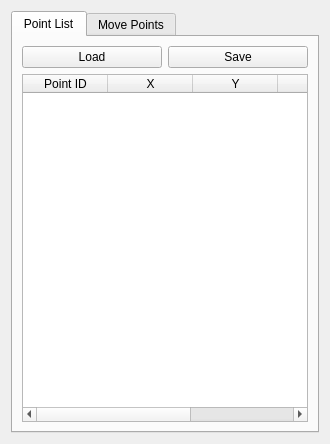
The window that rtUI/rt3DPointBuffer.ui (pengwg/vurtigo) describes before a commit, drawn with Qt 5.
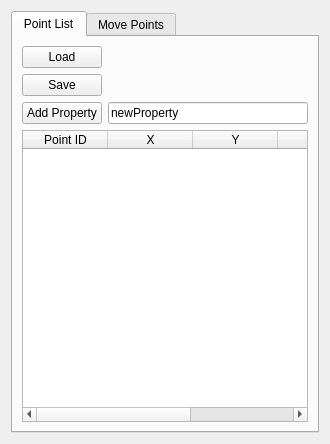
The same window after the commit.

Commit message:
Added ability to add new tags to the 3d point buffer list. BugID:725 Analysis: The user needs to be able to add custom properties/tags to the 3d point buffer list.
Resolution:
Added a button and a line edit to the 3d point buffer GUI that will add a column to the point buffer.
The user can edit values in this column to add the property value for each point. The name is the column is what the user enters in the line edit. Duplicate names for column headers are
not accepted.

Reviewed by:

```diff
--- a/rtUI/rt3DPointBuffer.ui
+++ b/rtUI/rt3DPointBuffer.ui
@@ -23,30 +23,8 @@
       <attribute name="title">
        <string>Point List</string>
       </attribute>
-      <layout class="QVBoxLayout" name="verticalLayout_2">
-       <item>
-        <layout class="QVBoxLayout" name="verticalLayout_3">
-         <item>
-          <layout class="QHBoxLayout" name="horizontalLayout_2">
-           <item>
-            <widget class="QPushButton" name="loadButton">
-             <property name="text">
-              <string>Load</string>
-             </property>
-            </widget>
-           </item>
-           <item>
-            <widget class="QPushButton" name="saveButton">
-             <property name="text">
-              <string>Save</string>
-             </property>
-            </widget>
-           </item>
-          </layout>
-         </item>
-        </layout>
-       </item>
-       <item>
+      <layout class="QGridLayout" name="gridLayout_3">
+       <item row="3" column="0" colspan="2">
         <widget class="QTableWidget" name="pointsTable">
          <property name="horizontalScrollBarPolicy">
           <enum>Qt::ScrollBarAsNeeded</enum>
@@ -99,6 +77,34 @@
          </column>
         </widget>
        </item>
+       <item row="2" column="0">
+        <widget class="QPushButton" name="addPropertyPushButton">
+         <property name="text">
+          <string>Add Property</string>
+         </property>
+        </widget>
+       </item>
+       <item row="0" column="0">
+        <widget class="QPushButton" name="loadButton">
+         <property name="text">
+          <string>Load</string>
+         </property>
+        </widget>
+       </item>
+       <item row="2" column="1">
+        <widget class="QLineEdit" name="addPropertyLineEdit">
+         <property name="text">
+          <string>newProperty</string>
+         </property>
+        </widget>
+       </item>
+       <item row="1" column="0">
+        <widget class="QPushButton" name="saveButton">
+         <property name="text">
+          <string>Save</string>
+         </property>
+        </widget>
+       </item>
       </layout>
      </widget>
      <widget class="QWidget" name="tab_2">
```
The commit also changes 3 other files.
